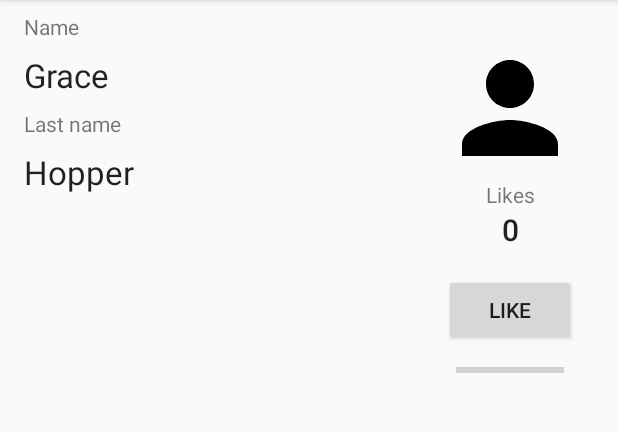
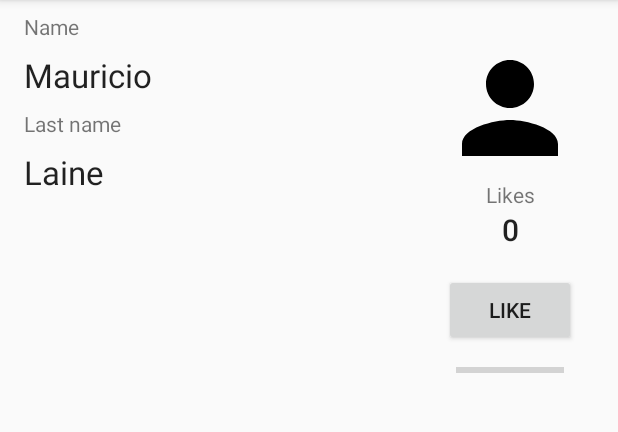
Before and after one commit to mauroLaine/DataBinding, an Android app: the screen it shows after launch (PlainOldActivity), on a phone screen of 412 x 824 dp, the part 84-516 px from its top. Run offline under Robolectric (Android 15) with nearby library versions, the phone set to English and light mode, and no system bars; our stand-ins replace data binding.

Commit message:
added two layout expresions for the name and lastname, and set the value using binding

```diff
--- a/app/src/main/java/com/example/android/databinding/basicsample/ui/PlainOldActivity.kt
+++ b/app/src/main/java/com/example/android/databinding/basicsample/ui/PlainOldActivity.kt
@@ -27,10 +27,12 @@ import android.widget.TextView
 import androidx.appcompat.app.AppCompatActivity
 import androidx.core.content.ContextCompat
 import androidx.core.widget.ImageViewCompat
+import androidx.databinding.DataBindingUtil
 import androidx.lifecycle.ViewModelProviders
 import com.example.android.databinding.basicsample.R
 import com.example.android.databinding.basicsample.data.Popularity
 import com.example.android.databinding.basicsample.data.SimpleViewModel
+import com.example.android.databinding.basicsample.databinding.PlainActivityBinding
 
 /**
  * Plain old activity with lots of problems to fix.
@@ -43,10 +45,13 @@ class PlainOldActivity : AppCompatActivity() {
     override fun onCreate(savedInstanceState: Bundle?) {
         super.onCreate(savedInstanceState)
 
-        setContentView(R.layout.plain_activity)
+        val binding : PlainActivityBinding =
+                DataBindingUtil.setContentView(this, R.layout.plain_activity)
 
-        // TODO: Explicitly setting initial values is a bad pattern. We'll fix that.
-        updateName()
+        binding.name = "Mauricio"
+        binding.lastName = "Laine"
+
+        //Explicitly setting initial values is a bad pattern. We'll fix that.
         updateLikes()
     }
 
@@ -57,14 +62,6 @@ class PlainOldActivity : AppCompatActivity() {
     fun onLike(view: View) {
         viewModel.onLike()
         updateLikes()
-    }
-
-    /**
-     * So much findViewById! We'll fix that with Data Binding.
-     */
-    private fun updateName() {
-        findViewById<TextView>(R.id.plain_name).text = viewModel.name
-        findViewById<TextView>(R.id.plain_lastname).text = viewModel.lastName
     }
 
     /**
--- a/app/src/main/res/layout/plain_activity.xml
+++ b/app/src/main/res/layout/plain_activity.xml
@@ -20,7 +20,8 @@
     xmlns:tools="http://schemas.android.com/tools">
 
     <data>
-
+        <variable name="name" type="String"/>
+        <variable name="lastName" type="String"/>
     </data>
 
     <androidx.constraintlayout.widget.ConstraintLayout
@@ -29,6 +30,7 @@
 
         <TextView
             android:id="@+id/plain_name"
+            android:text="@{name}"
             android:layout_width="0dp"
             android:layout_height="wrap_content"
             android:layout_marginStart="16dp"
@@ -41,6 +43,7 @@
 
         <TextView
             android:id="@+id/plain_lastname"
+            android:text="@{lastName}"
             android:layout_width="0dp"
             android:layout_height="wrap_content"
             android:layout_marginStart="16dp"
```
